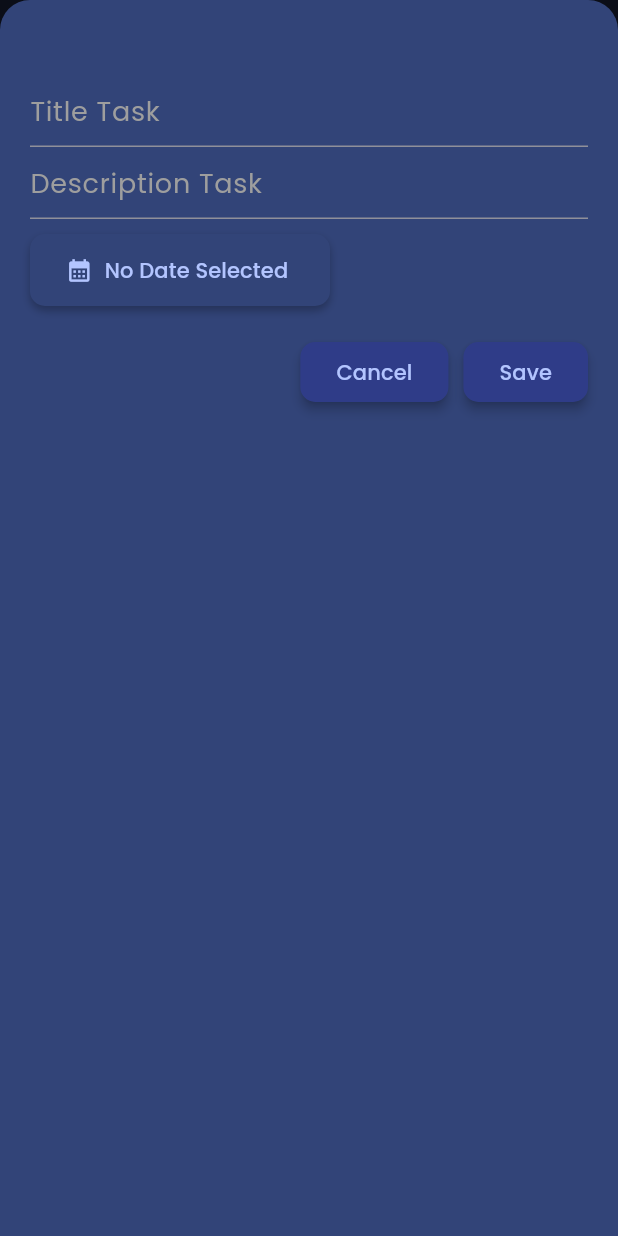
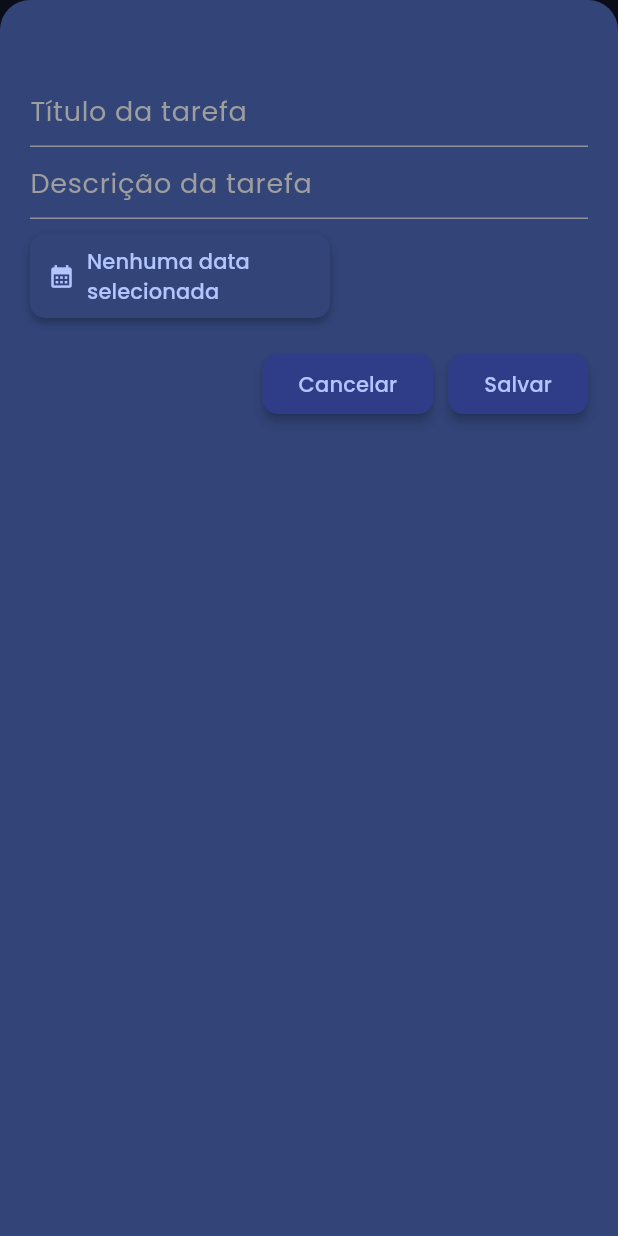
Before and after one commit to erikmiqueias/todo_list_sqlite, a Flutter app: the screen it shows after launch, after a tap on "Enter", after a tap on the "add" icon, on a phone screen of 412 x 824 dp. Run offline on Flutter 3.47's test engine with Material 3 defaults, Android fonts, the phone set to English and light mode, and no system bars; our stand-ins replace flutter_riverpod, flutter_svg, sqflite; accounts and stored records are empty.

Commit message:
style: changed language to pt_br

```diff
--- a/lib/screens/add_task_modal.dart
+++ b/lib/screens/add_task_modal.dart
@@ -105,14 +105,14 @@ class _AddTaskModalScreenState extends ConsumerState<AddTaskModalScreen> {
             TextField(
               controller: _titleController,
               decoration: const InputDecoration(
-                hintText: 'Title Task',
+                hintText: 'Título da tarefa',
                 hintStyle: TextStyle(color: Colors.grey, fontSize: 18),
               ),
             ),
             TextField(
               controller: _descriptionController,
               decoration: const InputDecoration(
-                hintText: 'Description Task',
+                hintText: 'Descrição da tarefa',
                 hintStyle: TextStyle(color: Colors.grey, fontSize: 18),
               ),
             ),
@@ -139,7 +139,7 @@ class _AddTaskModalScreenState extends ConsumerState<AddTaskModalScreen> {
                     label: Text(
                       _selectedDate != null
                           ? '${_selectedDate?.day}/${_selectedDate?.month}/${_selectedDate?.year}'
-                          : 'No Date Selected',
+                          : 'Nenhuma data selecionada',
                     ),
                   ),
                 ),
@@ -152,9 +152,12 @@ class _AddTaskModalScreenState extends ConsumerState<AddTaskModalScreen> {
               children: [
                 ModalButton(
                   onPress: () => Navigator.pop(context),
-                  child: Text('Cancel'),
+                  child: Text('Cancelar'),
                 ),
-                ModalButton(onPress: () => _submitForm(), child: Text('Save')),
+                ModalButton(
+                  onPress: () => _submitForm(),
+                  child: Text('Salvar'),
+                ),
               ],
             ),
           ],
--- a/lib/screens/login.dart
+++ b/lib/screens/login.dart
@@ -16,6 +16,7 @@ class LoginScreen extends StatelessWidget {
   @override
   Widget build(BuildContext context) {
     return Scaffold(
+      drawer: Drawer(),
       body: SafeArea(
         child: Center(
           child: Padding(
@@ -36,7 +37,7 @@ class LoginScreen extends StatelessWidget {
                 ),
                 const SizedBox(height: 20),
                 Text(
-                  'Organize your life work and finally.',
+                  'Organize sua vida com facilidade.',
                   style: TextStyle(
                     color:
                         Theme.of(context).textTheme.bodyLarge!
@@ -53,7 +54,7 @@ class LoginScreen extends StatelessWidget {
                 ),
                 const SizedBox(height: 24),
                 Text(
-                  'Continue with more options',
+                  'Continue com mais opções',
                   style: TextStyle(
                     color: Colors.grey.shade500,
                     decoration: TextDecoration.underline,
@@ -61,7 +62,7 @@ class LoginScreen extends StatelessWidget {
                 ),
                 const SizedBox(height: 24),
                 Text(
-                  'By continuing, you agree to our Terms of Service and Privacy Policy.',
+                  'Por continuar, você concorda com nossos Termos de Uso e Política de Privacidade.',
                   style: TextStyle(color: Colors.grey.shade500),
                   textAlign: TextAlign.center,
                 ),
--- a/lib/screens/tabs.dart
+++ b/lib/screens/tabs.dart
@@ -52,10 +52,10 @@ class _TabsScreenState extends State<TabsScreen> {
         onTap: _selectPage,
         currentIndex: _activePageIndex,
         items: const [
-          BottomNavigationBarItem(icon: Icon(Icons.list), label: 'Tasks'),
+          BottomNavigationBarItem(icon: Icon(Icons.list), label: 'Tarefas'),
           BottomNavigationBarItem(
             icon: Icon(Icons.calendar_month),
-            label: 'Calendar',
+            label: 'Calendário',
           ),
         ],
       ),
--- a/lib/screens/task_details.dart
+++ b/lib/screens/task_details.dart
@@ -17,7 +17,7 @@ class TaskDetailsScreen extends StatelessWidget {
   @override
   Widget build(BuildContext context) {
     return Scaffold(
-      appBar: AppBar(title: const Text('Task Details')),
+      appBar: AppBar(title: const Text('Detalhes da Tarefa')),
       body: Container(
         padding: const EdgeInsets.all(35),
         width: double.infinity,
@@ -69,7 +69,7 @@ class TaskDetailsScreen extends StatelessWidget {
                 borderRadius: BorderRadius.circular(20),
               ),
               child: Text(
-                'Status: ${isCompleted == 1 ? 'Completed' : 'Not Completed'}',
+                'Status: ${isCompleted == 1 ? 'Concluída' : 'Não Concluida'}',
                 softWrap: true,
                 textAlign: TextAlign.center,
                 style: TextStyle(
--- a/lib/screens/todos.dart
+++ b/lib/screens/todos.dart
@@ -36,9 +36,9 @@ class _TodosScreenState extends ConsumerState<TodosScreen> {
         child: Column(
           spacing: 18,
           children: [
-            TodoTitle(todoDateTitle: 'Today', date: formatDate(date)),
+            TodoTitle(todoDateTitle: 'Hoje', date: formatDate(date)),
             const ListUncompletedTasks(),
-            const TodoTitle(todoDateTitle: 'Completed Today'),
+            const TodoTitle(todoDateTitle: 'Completas Hoje'),
             const ListCompletedTasks(),
           ],
         ),
--- a/lib/widgets/list_completed_tasks.dart
+++ b/lib/widgets/list_completed_tasks.dart
@@ -32,7 +32,7 @@ class _ListCompletedTasksState extends ConsumerState<ListCompletedTasks> {
         crossAxisAlignment: CrossAxisAlignment.center,
         children: [
           Text(
-            'No tasks completed!',
+            'Nenhuma tarefa concluída',
             style: TextStyle(color: Colors.grey, fontSize: 20),
           ),
         ],
--- a/lib/widgets/list_uncompleted_tasks.dart
+++ b/lib/widgets/list_uncompleted_tasks.dart
@@ -20,7 +20,7 @@ class ListUncompletedTasks extends ConsumerWidget {
   void showSnackBar(BuildContext context) {
     ScaffoldMessenger.of(context).showSnackBar(
       const SnackBar(
-        content: Text('Task deleted'),
+        content: Text('Tarefa excluida com sucesso!'),
         duration: Duration(seconds: 1),
       ),
     );
@@ -36,7 +36,7 @@ class ListUncompletedTasks extends ConsumerWidget {
           tasks.isEmpty
               ? Center(
                 child: Text(
-                  'No tasks to do!',
+                  'Nenhuma tarefa pendente',
                   style: TextStyle(color: Colors.grey, fontSize: 20),
                 ),
               )
--- a/pubspec.yaml
+++ b/pubspec.yaml
@@ -9,8 +9,10 @@ environment:
 dependencies:
   flutter:
     sdk: flutter
+  flutter_localization: ^0.3.2
   flutter_riverpod: ^2.6.1
   flutter_svg: ^2.1.0
+  flutter_translate: ^4.1.0
   path: ^1.9.1
   sqflite: ^2.4.2
 
```
Also changed, not shown: pubspec.lock, 5 other files.
